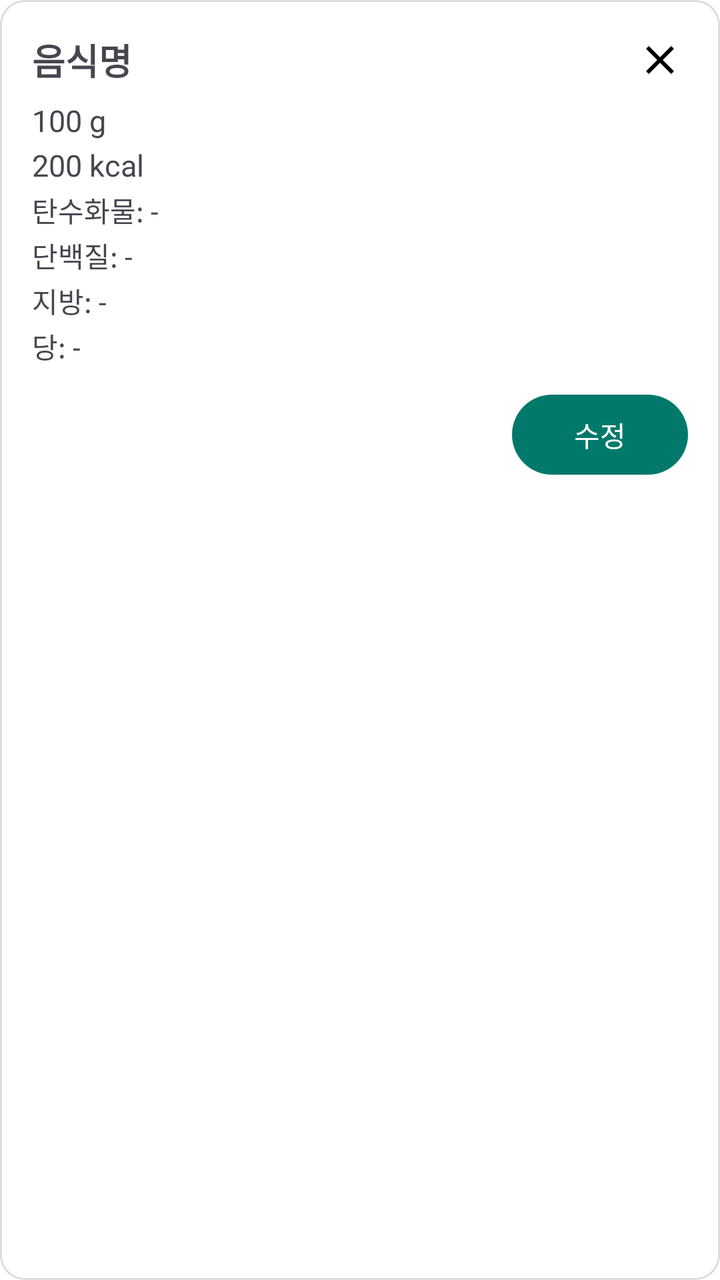
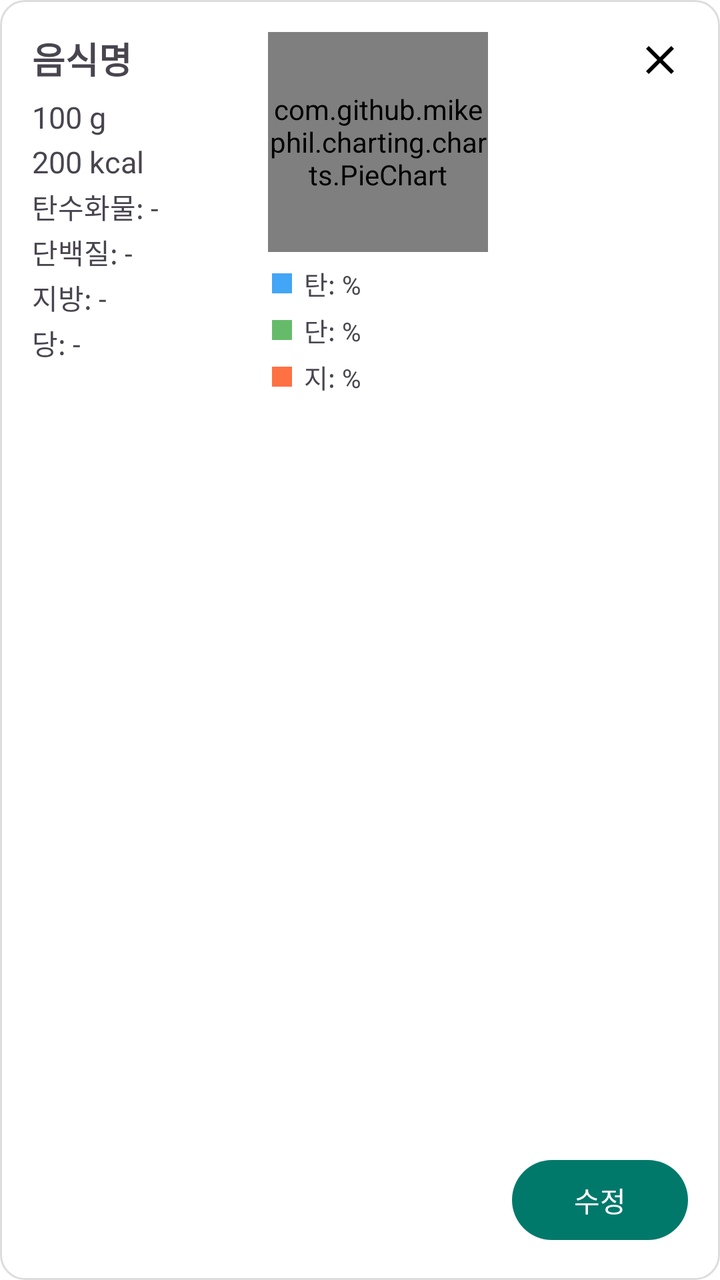

Screens rendered from an Android XML layout before and after an edit, with the pre-edit source and the edit as a unified diff.
<!-- AndroidManifest.xml: application theme Theme.GJGN -->
<!-- res/layout/item_food_analysis.xml -->
<?xml version="1.0" encoding="utf-8"?>
<LinearLayout xmlns:android="http://schemas.android.com/apk/res/android"
    android:layout_width="match_parent"
    android:layout_height="wrap_content"
    android:orientation="vertical"
    android:background="@drawable/rounded_card"
    android:padding="16dp"
    android:layout_marginBottom="12dp">

    
    <LinearLayout
        android:orientation="horizontal"
        android:layout_width="match_parent"
        android:layout_height="wrap_content"
        android:gravity="center_vertical">

        <TextView
            android:id="@+id/txtName"
            android:layout_width="0dp"
            android:layout_height="wrap_content"
            android:layout_weight="1"
            android:text="음식명"
            android:textSize="18sp"
            android:textStyle="bold" />

        <ImageButton
            android:id="@+id/btnDelete"
            android:layout_width="28dp"
            android:layout_height="28dp"
            android:src="@drawable/ic_close"
            android:background="@android:color/transparent"
            android:contentDescription="삭제" />
    </LinearLayout>

    
    <TextView
        android:id="@+id/txtGrams"
        android:layout_width="wrap_content"
        android:layout_height="wrap_content"
        android:text="100 g"
        android:textSize="15sp"
        android:layout_marginTop="6dp"/>

    <TextView
        android:id="@+id/txtKcal"
        android:layout_width="wrap_content"
        android:layout_height="wrap_content"
        android:text="200 kcal"
        android:textSize="15sp"
        android:layout_marginTop="2dp"/>

    <TextView
        android:id="@+id/txtCarbs"
        android:layout_width="wrap_content"
        android:layout_height="wrap_content"
        android:text="탄수화물: -"
        android:layout_marginTop="2dp"/>

    <TextView
        android:id="@+id/txtProtein"
        android:layout_width="wrap_content"
        android:layout_height="wrap_content"
        android:text="단백질: -"
        android:layout_marginTop="2dp"/>

    <TextView
        android:id="@+id/txtFat"
        android:layout_width="wrap_content"
        android:layout_height="wrap_content"
        android:text="지방: -"
        android:layout_marginTop="2dp"/>

    <TextView
        android:id="@+id/txtSugar"
        android:layout_width="wrap_content"
        android:layout_height="wrap_content"
        android:text="당: -"
        android:layout_marginTop="2dp"/>

    
    <Button
        android:id="@+id/btnEdit"
        android:layout_width="wrap_content"
        android:layout_height="wrap_content"
        android:text="수정"
        android:layout_gravity="end"
        android:layout_marginTop="10dp"
        android:paddingLeft="16dp"
        android:paddingRight="16dp"/>

</LinearLayout>
<!-- resources referenced by this layout -->
<resources>
  <!-- drawable ic_close (drawable) -->
  <vector xmlns:android="http://schemas.android.com/apk/res/android" android:height="24dp" android:tint="#000000" android:viewportHeight="24" android:viewportWidth="24" android:width="24dp">
        
      <path android:fillColor="@android:color/white" android:pathData="M19,6.41L17.59,5 12,10.59 6.41,5 5,6.41 10.59,12 5,17.59 6.41,19 12,13.41 17.59,19 19,17.59 13.41,12z"/>
      
  </vector>
  <!-- drawable rounded_card (drawable) -->
  <?xml version="1.0" encoding="utf-8"?>
  <shape xmlns:android="http://schemas.android.com/apk/res/android" android:shape="rectangle">
      <solid android:color="#FFFFFF"/>
      <corners android:radius="12dp"/>
      <padding android:left="8dp" android:top="8dp" android:right="8dp" android:bottom="8dp"/>
      <stroke android:width="1dp" android:color="#DDDDDD"/>
  </shape>
  <style name="Theme.GJGN" parent="Theme.Material3.Light.NoActionBar">
  
          
          <item name="android:windowBackground">@color/white</item>
          <item name="android:statusBarColor">@color/white</item>
          <item name="android:navigationBarColor">@color/white</item>
  
          
          <item name="colorOnSurface">@color/black</item>
          <item name="colorOnBackground">@color/black</item>
  
          
          <item name="colorPrimary">@color/teal_700</item>
          <item name="colorPrimaryContainer">@color/teal_700</item>
          <item name="colorSecondary">@color/teal_700</item>
  
      </style>
  <color name="white">#FFFFFF</color>
  <color name="black">#000000</color>
  <color name="teal_700">#00796B</color>
</resources>

<!-- the commit's change to res/layout/item_food_analysis.xml (unified diff, before → after) -->
@@ -2,90 +2,211 @@
 <LinearLayout xmlns:android="http://schemas.android.com/apk/res/android"
     android:layout_width="match_parent"
     android:layout_height="wrap_content"
-    android:orientation="vertical"
+    android:orientation="horizontal"
     android:background="@drawable/rounded_card"
     android:padding="16dp"
     android:layout_marginBottom="12dp">
 
     
     <LinearLayout
-        android:orientation="horizontal"
-        android:layout_width="match_parent"
+        android:id="@+id/infoContainer"
+        android:layout_width="0dp"
         android:layout_height="wrap_content"
-        android:gravity="center_vertical">
-
+        android:layout_weight="1"
+        android:orientation="vertical">
+
+        
         <TextView
             android:id="@+id/txtName"
-            android:layout_width="0dp"
-            android:layout_height="wrap_content"
-            android:layout_weight="1"
+            android:layout_width="wrap_content"
+            android:layout_height="wrap_content"
             android:text="음식명"
             android:textSize="18sp"
             android:textStyle="bold" />
 
+        
+        <TextView
+            android:id="@+id/txtGrams"
+            android:layout_width="wrap_content"
+            android:layout_height="wrap_content"
+            android:text="100 g"
+            android:textSize="15sp"
+            android:layout_marginTop="6dp"/>
+
+        <TextView
+            android:id="@+id/txtKcal"
+            android:layout_width="wrap_content"
+            android:layout_height="wrap_content"
+            android:text="200 kcal"
+            android:textSize="15sp"
+            android:layout_marginTop="2dp"/>
+
+        <TextView
+            android:id="@+id/txtCarbs"
+            android:layout_width="wrap_content"
+            android:layout_height="wrap_content"
+            android:text="탄수화물: -"
+            android:layout_marginTop="2dp"/>
+
+        <TextView
+            android:id="@+id/txtProtein"
+            android:layout_width="wrap_content"
+            android:layout_height="wrap_content"
+            android:text="단백질: -"
+            android:layout_marginTop="2dp"/>
+
+        <TextView
+            android:id="@+id/txtFat"
+            android:layout_width="wrap_content"
+            android:layout_height="wrap_content"
+            android:text="지방: -"
+            android:layout_marginTop="2dp"/>
+
+        <TextView
+            android:id="@+id/txtSugar"
+            android:layout_width="wrap_content"
+            android:layout_height="wrap_content"
+            android:text="당: -"
+            android:layout_marginTop="2dp"/>
+
+    </LinearLayout>
+
+    
+    <LinearLayout
+        android:layout_width="wrap_content"
+        android:layout_height="wrap_content"
+        android:orientation="vertical"
+        android:gravity="center_horizontal"
+        android:layout_marginStart="12dp"
+        android:layout_marginEnd="12dp">
+
+        
+        <com.github.mikephil.charting.charts.PieChart
+            android:id="@+id/pieChartMacro"
+            android:layout_width="110dp"
+            android:layout_height="110dp"/>
+
+        
+        <LinearLayout
+            android:id="@+id/percentContainer"
+            android:layout_width="wrap_content"
+            android:layout_height="wrap_content"
+            android:orientation="vertical"
+            android:layout_marginTop="6dp"
+            android:gravity="start">
+
+            
+            <LinearLayout
+                android:orientation="horizontal"
+                android:layout_width="wrap_content"
+                android:layout_height="wrap_content"
+                android:gravity="center_vertical">
+
+                
+                <View
+                    android:layout_width="10dp"
+                    android:layout_height="10dp"
+                    android:background="#42A5F5"
+                    android:layout_marginEnd="6dp"
+                    android:shape="oval" />
+
+                <TextView
+                    android:id="@+id/txtPercentCarb"
+                    android:layout_width="wrap_content"
+                    android:layout_height="wrap_content"
+                    android:minWidth="90dp"
+                    android:text="탄: %"
+                    android:textSize="13sp" />
+            </LinearLayout>
+
+            
+            <LinearLayout
+                android:orientation="horizontal"
+                android:layout_width="wrap_content"
+                android:layout_height="wrap_content"
+                android:layout_marginTop="4dp"
+                android:gravity="center_vertical">
+
+                <View
+                    android:layout_width="10dp"
+                    android:layout_height="10dp"
+                    android:background="#66BB6A"
+                    android:layout_marginEnd="6dp"
+                    android:shape="oval" />
+
+                <TextView
+                    android:id="@+id/txtPercentProtein"
+                    android:layout_width="wrap_content"
+                    android:layout_height="wrap_content"
+                    android:minWidth="90dp"
+                    android:text="단: %"
+                    android:textSize="13sp" />
+            </LinearLayout>
+
+            
+            <LinearLayout
+                android:orientation="horizontal"
+                android:layout_width="wrap_content"
+                android:layout_height="wrap_content"
+                android:layout_marginTop="4dp"
+                android:gravity="center_vertical">
+
+                <View
+                    android:layout_width="10dp"
+                    android:layout_height="10dp"
+                    android:background="#FF7043"
+                    android:layout_marginEnd="6dp"
+                    android:shape="oval" />
+
+                <TextView
+                    android:id="@+id/txtPercentFat"
+                    android:layout_width="wrap_content"
+                    android:layout_height="wrap_content"
+                    android:minWidth="90dp"
+                    android:text="지: %"
+                    android:textSize="13sp" />
+            </LinearLayout>
+
+        </LinearLayout>
+
+    </LinearLayout>
+
+
+    
+    <LinearLayout
+        android:layout_width="wrap_content"
+        android:layout_height="match_parent"
+        android:orientation="vertical">
+
+        
         <ImageButton
             android:id="@+id/btnDelete"
             android:layout_width="28dp"
             android:layout_height="28dp"
             android:src="@drawable/ic_close"
             android:background="@android:color/transparent"
-            android:contentDescription="삭제" />
+            android:contentDescription="삭제"
+            android:layout_gravity="end" />
+
+        
+        <View
+            android:layout_width="match_parent"
+            android:layout_height="0dp"
+            android:layout_weight="1" />
+
+        
+        <Button
+            android:id="@+id/btnEdit"
+            android:layout_width="wrap_content"
+            android:layout_height="wrap_content"
+            android:text="수정"
+            android:textSize="14sp"
+            android:paddingLeft="16dp"
+            android:paddingRight="16dp"
+            android:layout_gravity="end" />
+
+
+
     </LinearLayout>
 
-    
-    <TextView
-        android:id="@+id/txtGrams"
-        android:layout_width="wrap_content"
-        android:layout_height="wrap_content"
-        android:text="100 g"
-        android:textSize="15sp"
-        android:layout_marginTop="6dp"/>
-
-    <TextView
-        android:id="@+id/txtKcal"
-        android:layout_width="wrap_content"
-        android:layout_height="wrap_content"
-        android:text="200 kcal"
-        android:textSize="15sp"
-        android:layout_marginTop="2dp"/>
-
-    <TextView
-        android:id="@+id/txtCarbs"
-        android:layout_width="wrap_content"
-        android:layout_height="wrap_content"
-        android:text="탄수화물: -"
-        android:layout_marginTop="2dp"/>
-
-    <TextView
-        android:id="@+id/txtProtein"
-        android:layout_width="wrap_content"
-        android:layout_height="wrap_content"
-        android:text="단백질: -"
-        android:layout_marginTop="2dp"/>
-
-    <TextView
-        android:id="@+id/txtFat"
-        android:layout_width="wrap_content"
-        android:layout_height="wrap_content"
-        android:text="지방: -"
-        android:layout_marginTop="2dp"/>
-
-    <TextView
-        android:id="@+id/txtSugar"
-        android:layout_width="wrap_content"
-        android:layout_height="wrap_content"
-        android:text="당: -"
-        android:layout_marginTop="2dp"/>
-
-    
-    <Button
-        android:id="@+id/btnEdit"
-        android:layout_width="wrap_content"
-        android:layout_height="wrap_content"
-        android:text="수정"
-        android:layout_gravity="end"
-        android:layout_marginTop="10dp"
-        android:paddingLeft="16dp"
-        android:paddingRight="16dp"/>
-
 </LinearLayout>
